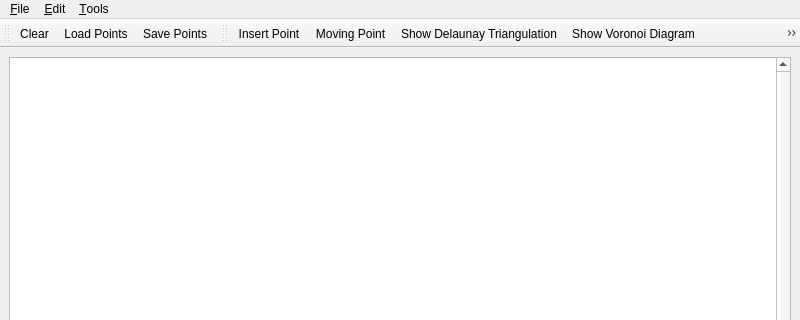
Old version of the form GraphicsView/demo/Triangulation_2/Delaunay_triangulation_2.ui in the repository CGAL/cgal; both pictures show x 0 to 800 and y 0 to 320 of the 800 by 600 pixel window.
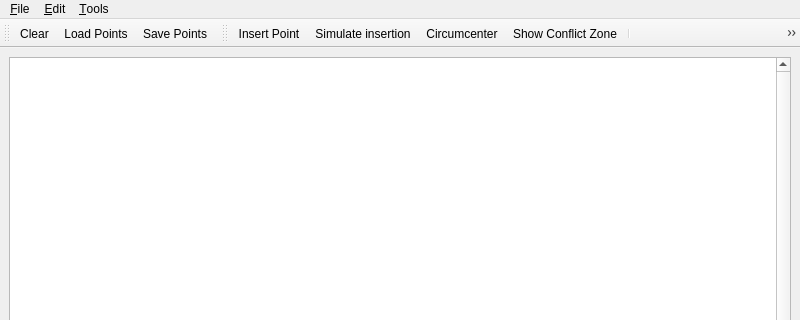
New version of the form. Icons and pictures are not drawn.

Commit message: - New icons for the two Triangulation_2 demos (Andreas: remember that we demo   about regular). - Constrained_Delaunay_triangulation_2 can now optionnaly show the mesh   domain.

```diff
--- a/GraphicsView/demo/Triangulation_2/Delaunay_triangulation_2.ui
+++ b/GraphicsView/demo/Triangulation_2/Delaunay_triangulation_2.ui
@@ -64,9 +64,12 @@
    </attribute>
    <addaction name="actionInsertPoint" />
    <addaction name="actionMovingPoint" />
+   <addaction name="actionCircumcenter" />
+   <addaction name="actionShowConflictZone" />
+   <addaction name="separator" />
    <addaction name="actionShowDelaunay" />
    <addaction name="actionShowVoronoi" />
-   <addaction name="actionCircumcenter" />
+   <addaction name="separator" />
    <addaction name="actionRecenter" />
   </widget>
   <widget class="QMenuBar" name="menubar" >
@@ -146,7 +149,7 @@
      <normaloff>:/cgal/Actions/icons/movingPoint.png</normaloff>:/cgal/Actions/icons/movingPoint.png</iconset>
    </property>
    <property name="text" >
-    <string>&amp;Moving Point</string>
+    <string>&amp;Simulate insertion</string>
    </property>
    <property name="toolTip" >
     <string comment="The comment" >Simulate Insertion</string>
```
Left out of the diff: 16 changed lines with no effect on the pictures. The commit also changes 20 other files.
